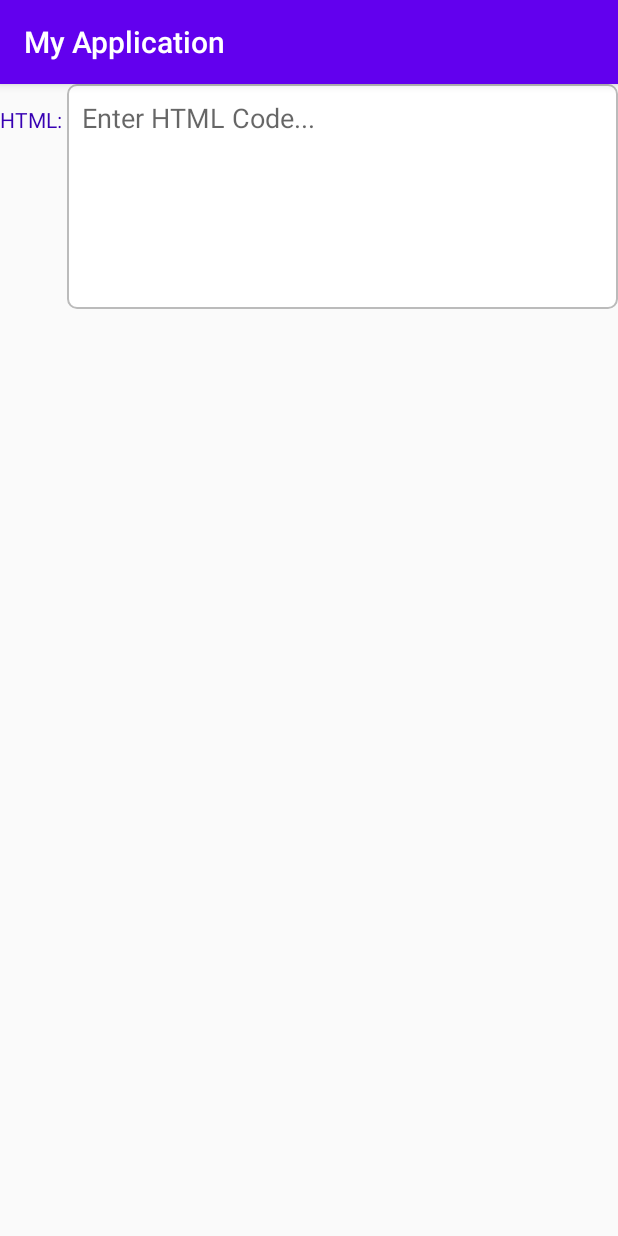
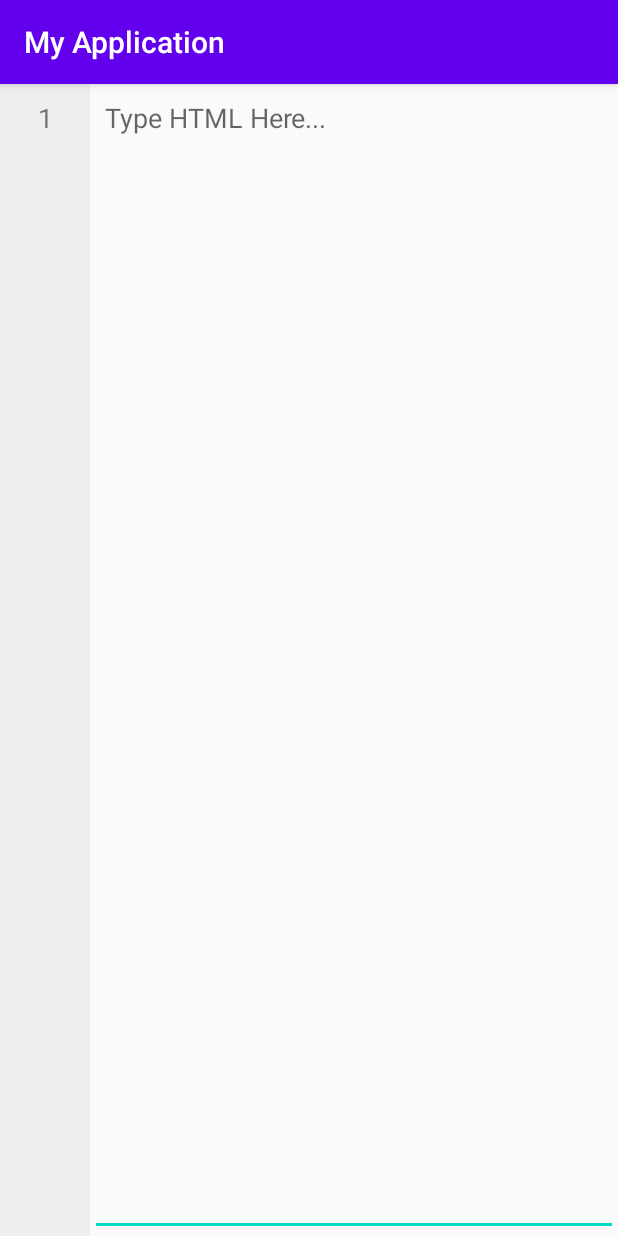
Before and after one commit to bluefish9981/WebHost, an Android app: the Main2Activity screen opened directly, with no data from a screen before it, on a phone screen of 412 x 824 dp. Run offline under Robolectric (Android 15) with nearby library versions, the phone set to English and light mode, and no system bars.

Commit message:
Modifications to HTML input methods.

```diff
--- a/app/src/main/java/com/example/myapplication/Main2Activity.java
+++ b/app/src/main/java/com/example/myapplication/Main2Activity.java
@@ -1,14 +1,47 @@
 package com.example.myapplication;
 
-import androidx.appcompat.app.AppCompatActivity;
+        import androidx.appcompat.app.AppCompatActivity;
 
-import android.os.Bundle;
+        import android.os.Bundle;
+        import android.text.Editable;
+        import android.text.TextWatcher;
+        import android.widget.EditText;
+        import android.widget.TextView;
 
 public class Main2Activity extends AppCompatActivity {
+
+    TextView rows;
+    EditText input;
 
     @Override
     protected void onCreate(Bundle savedInstanceState) {
         super.onCreate(savedInstanceState);
         setContentView(R.layout.activity_main2);
+
+        rows = (TextView) findViewById(R.id.rows);
+        input = (EditText) findViewById(R.id.input);
+
+        input.addTextChangedListener(new TextWatcher() {
+            @Override
+            public void beforeTextChanged(CharSequence s, int start, int count, int after) {
+
+            }
+
+            @Override
+            public void onTextChanged(CharSequence s, int start, int before, int count) {
+                int lines = input.getLineCount();
+                String lineText = "";
+                for(int z = 1; z <= lines; z++)
+                {
+                    lineText = lineText + z + "\n";
+                }
+                rows.setText(lineText);
+            }
+
+            @Override
+            public void afterTextChanged(Editable s) {
+
+            }
+        });
     }
 }
--- a/app/src/main/res/layout/activity_main2.xml
+++ b/app/src/main/res/layout/activity_main2.xml
@@ -1,25 +1,45 @@
 <?xml version="1.0" encoding="utf-8"?>
-<LinearLayout xmlns:android="http://schemas.android.com/apk/res/android"
+<ScrollView xmlns:android="http://schemas.android.com/apk/res/android"
     xmlns:app="http://schemas.android.com/apk/res-auto"
     xmlns:tools="http://schemas.android.com/tools"
     android:layout_width="match_parent"
     android:layout_height="match_parent"
+    android:fillViewport="true"
     tools:context=".Main2Activity">
 
-    <TextView
-        android:layout_width="wrap_content"
-        android:layout_height="wrap_content"
-        android:textColor="@color/colorPrimaryDark"
-        android:text="HTML: " />
-    <EditText
-        android:id="@+id/htmlBox"
-        android:hint="Enter HTML Code..."
+    <RelativeLayout
         android:layout_width="match_parent"
         android:layout_height="wrap_content"
-        android:background="@drawable/bg_edittext"
-        android:minHeight="150dp"
-        android:padding="10dp"
-        android:gravity="top"
-        android:inputType="textCapSentences|textMultiLine"/>
+        android:orientation="vertical">
 
-</LinearLayout>
+        <TextView
+            android:id="@+id/rows"
+            android:layout_width="60sp"
+            android:layout_height="match_parent"
+            android:background="#eeeeee"
+            android:gravity="center_horizontal"
+            android:padding="10sp"
+            android:text="@string/str"
+            android:textSize="18sp" />
+
+        <EditText
+            android:id="@+id/input"
+            android:layout_width="wrap_content"
+            android:layout_height="wrap_content"
+            android:layout_toRightOf="@id/rows"
+            android:ems="10"
+            android:gravity="start|top"
+            android:inputType="textMultiLine"
+            android:padding="10sp"
+            android:text=""
+            android:hint="Type HTML Here..."
+            android:layout_alignParentBottom="true"
+            android:layout_alignParentRight="true"
+            android:layout_alignParentEnd="true"
+            android:layout_alignParentTop="true"
+            android:importantForAutofill="no"
+            android:textSize="18sp" />
+
+    </RelativeLayout>
+
+</ScrollView>
--- a/app/src/main/res/values/strings.xml
+++ b/app/src/main/res/values/strings.xml
@@ -1,3 +1,4 @@
 <resources>
     <string name="app_name">My Application</string>
+    <string name="str">1</string>
 </resources>
--- a/build.gradle
+++ b/build.gradle
@@ -8,7 +8,7 @@ buildscript {
 
     }
     dependencies {
-        classpath 'com.android.tools.build:gradle:3.6.2'
+        classpath 'com.android.tools.build:gradle:4.1.0-alpha04'
 
 
         // NOTE: Do not place your application dependencies here; they belong
```
Also changed, not shown: gradle/wrapper/gradle-wrapper.properties.
